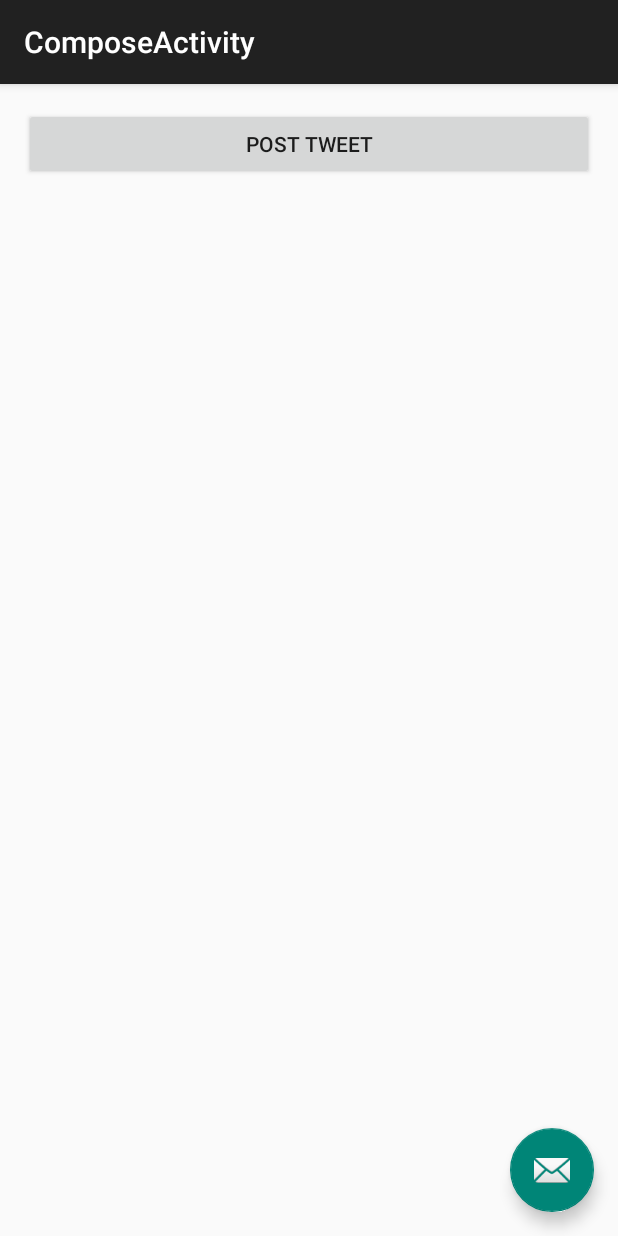
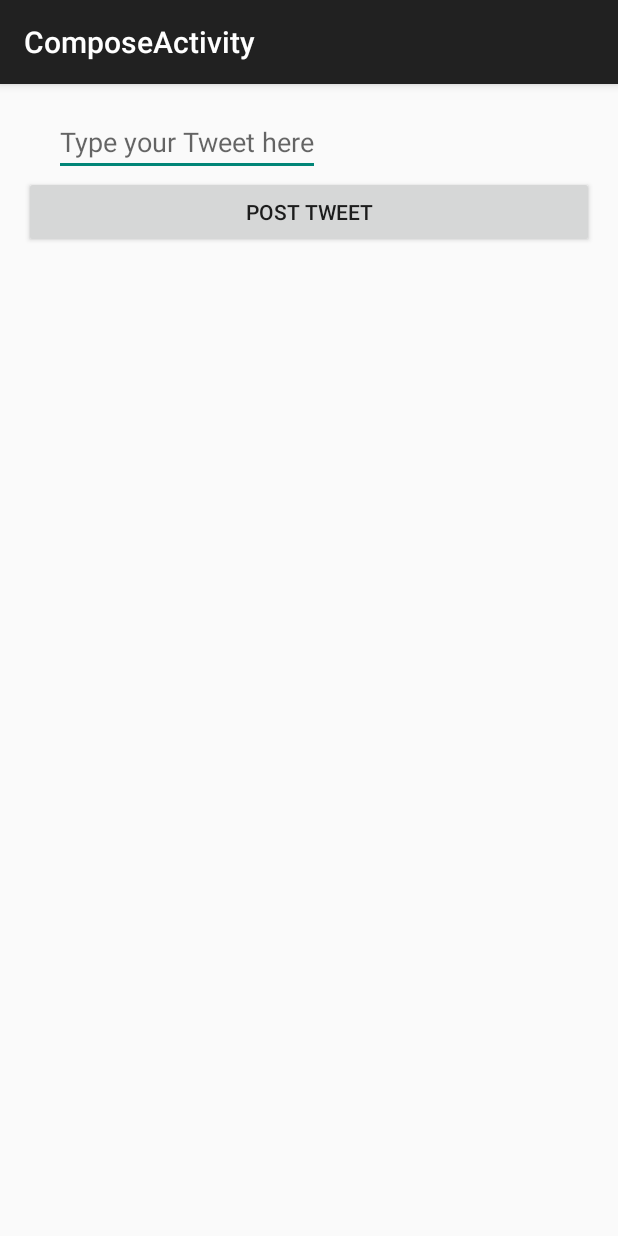
Before and after one commit to terraoldham/TwitterTweets, an Android app: the ComposeActivity screen opened directly, with no data from a screen before it, after a tap on "POST TWEET", on a phone screen of 412 x 824 dp. Run offline under Robolectric (Android 15) with nearby library versions, the phone set to English and light mode, and no system bars.

Commit message:
Fixing Text View

```diff
--- a/app/src/main/java/com/codepath/apps/twittertweets/ComposeActivity.java
+++ b/app/src/main/java/com/codepath/apps/twittertweets/ComposeActivity.java
@@ -1,17 +1,18 @@
 package com.codepath.apps.twittertweets;
 
+import android.content.Intent;
 import android.os.Bundle;
 import android.support.v7.app.AppCompatActivity;
 import android.support.v7.widget.Toolbar;
 import android.view.View;
 import android.widget.Button;
-import android.widget.TextView;
+import android.widget.EditText;
 import android.widget.Toast;
 
 public class ComposeActivity extends AppCompatActivity {
 
     private Button onCompose;
-    private TextView tweetText;
+    public EditText tweetText;
 
     @Override
     protected void onCreate(Bundle savedInstanceState) {
@@ -20,14 +21,17 @@ public class ComposeActivity extends AppCompatActivity {
         Toolbar toolbar = (Toolbar) findViewById(R.id.toolbar);
         setSupportActionBar(toolbar);
 
-        tweetText = (TextView) findViewById(R.id.tweet_text);
+        tweetText = (EditText) findViewById(R.id.tweet_text);
         onCompose = (Button) findViewById(R.id.onCompose);
         //onCompose.setOnClickListener((View.OnClickListener) this);
     }
 
     public void onCompose(View v) {
-        // do something when the button is clicked
         Toast.makeText(this, "Posting your Tweet", Toast.LENGTH_LONG).show();
+        Intent intent = new Intent(ComposeActivity.this, TwitterClient.class);
+        intent.putExtra("tweetText", tweetText.toString());
+        startActivity(intent);
+
     }
 
 
--- a/app/src/main/java/com/codepath/apps/twittertweets/TwitterClient.java
+++ b/app/src/main/java/com/codepath/apps/twittertweets/TwitterClient.java
@@ -47,6 +47,19 @@ public class TwitterClient extends OAuthBaseClient {
 		getClient().get(apiUrl, params, handler);
 	}
 
+	/*
+	public void postTweet(AsyncHttpResponseHandler handler) {
+		String apiUrl = getApiUrl("statuses/update.json");
+		//String status = getActivity().getIntent().getExtras().getString("key");
+		//Bundle bundle = getIntent().getExtras();
+		//String status = bundle.getString("tweetText");
+		RequestParams params = new RequestParams();
+		params.put("status", status);
+
+
+	}
+	*/
+
 	/* 1. Define the endpoint URL with getApiUrl and pass a relative path to the endpoint
 	 * 	  i.e getApiUrl("statuses/home_timeline.json");
 	 * 2. Define the parameters to pass to the request (query or body)
--- a/app/src/main/res/layout/activity_compose.xml
+++ b/app/src/main/res/layout/activity_compose.xml
@@ -23,12 +23,4 @@
 
     <include layout="@layout/content_compose" />
 
-    <android.support.design.widget.FloatingActionButton
-        android:id="@+id/fab"
-        android:layout_width="wrap_content"
-        android:layout_height="wrap_content"
-        android:layout_gravity="bottom|end"
-        android:layout_margin="@dimen/fab_margin"
-        android:src="@android:drawable/ic_dialog_email" />
-
 </android.support.design.widget.CoordinatorLayout>
--- a/app/src/main/res/layout/content_compose.xml
+++ b/app/src/main/res/layout/content_compose.xml
@@ -12,16 +12,22 @@
     tools:context="com.codepath.apps.twittertweets.ComposeActivity"
     tools:showIn="@layout/activity_compose">
 
-    <TextView
+    <EditText
         android:id="@+id/tweet_text"
-        android:layout_width="match_parent"
-        android:layout_height="wrap_content" />
+        android:layout_width="wrap_content"
+        android:layout_height="wrap_content"
+        android:layout_alignParentLeft="true"
+        android:layout_alignParentTop="true"
+        android:layout_marginLeft="20dp"
+        android:hint="Type your Tweet here" />
+
 
     <Button
         android:id="@+id/onCompose"
         android:onClick="onCompose"
         android:layout_width="match_parent"
         android:layout_height="wrap_content"
-        android:text="Post Tweet" />
+        android:text="Post Tweet"
+        android:layout_below="@id/tweet_text"/>
 
 </RelativeLayout>
```
